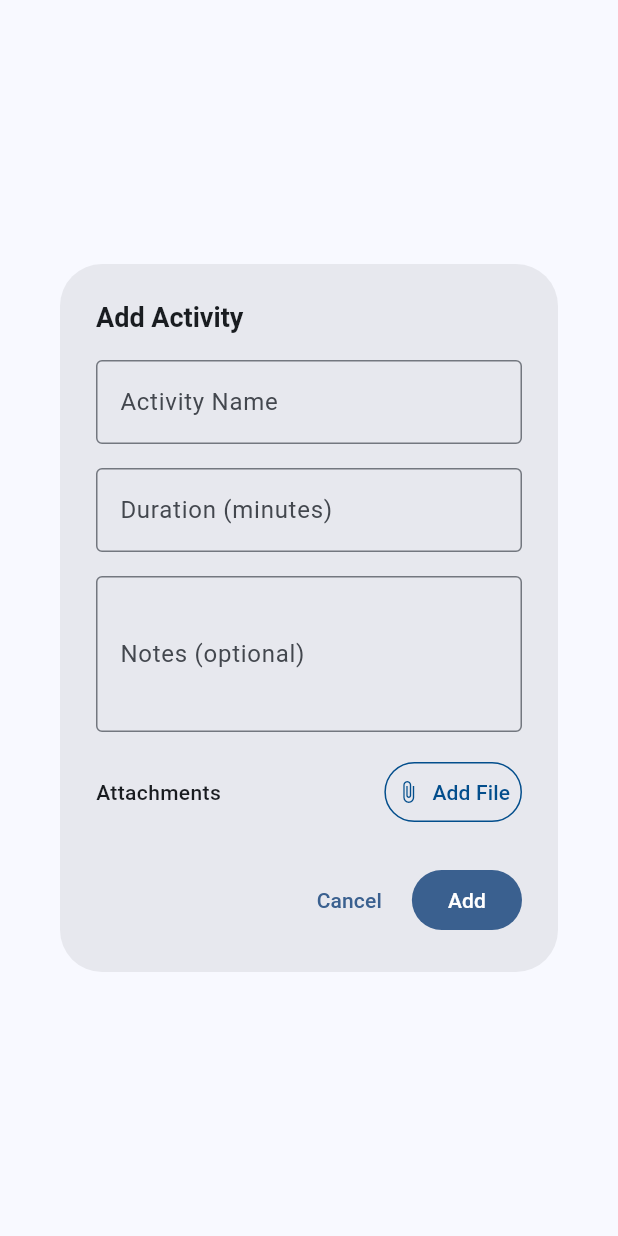
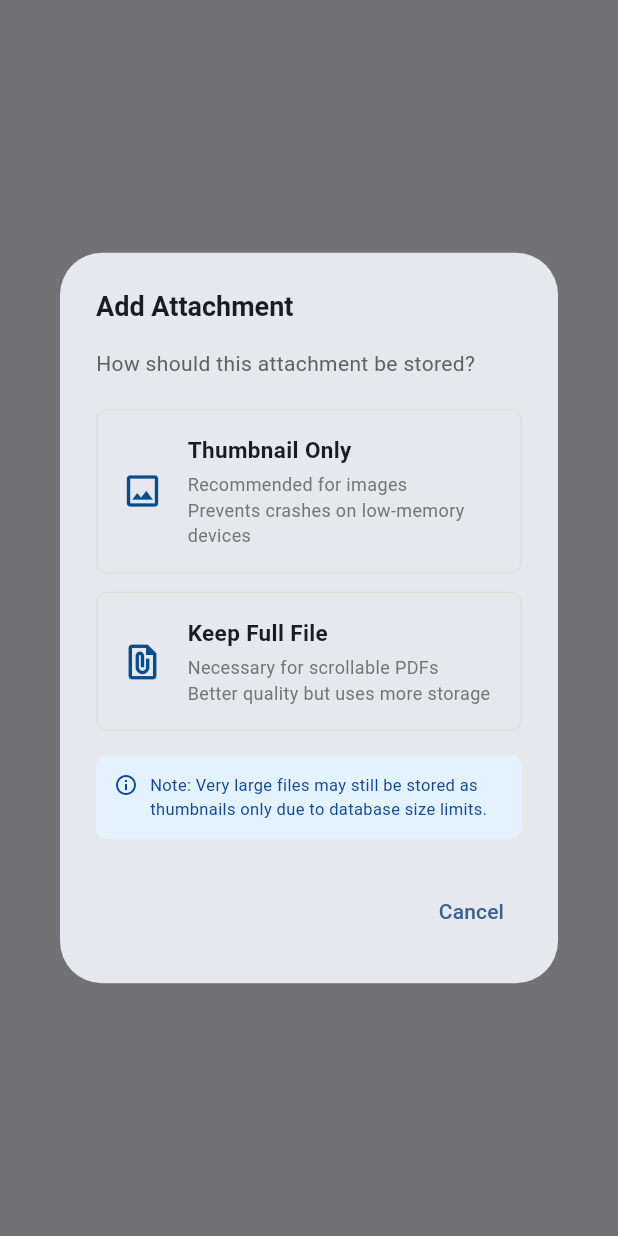
Before and after one commit to AMWen/pandafit, a Flutter app: the _AddActivityDialog widget shown alone on an empty page, opened directly, after a tap on "Add File", on a phone screen of 412 x 824 dp. Run offline on Flutter 3.47's test engine with Material 3 defaults, Android fonts, the phone set to English and light mode, and no system bars; our stand-ins replace audioplayers, file_picker, hive, hive_flutter, introduction_screen, percent_indicator and 5 more; missing offline and left inert: excel, pdfx; accounts and stored records are empty.

Commit message:
attachment options and swipeable attachments

```diff
--- a/lib/data/services/attachment_service.dart
+++ b/lib/data/services/attachment_service.dart
@@ -42,7 +42,8 @@ class AttachmentService {
   // Pick and process a file attachment
   // Returns null if user cancels or error occurs
   // Shows error message to user if file is unsupported
-  static Future<ActivityAttachment?> pickAttachment() async {
+  // keepFullSize: whether to store the full file (default varies by type)
+  static Future<ActivityAttachment?> pickAttachment({bool? keepFullSize}) async {
     try {
       // Pick file with data loading for cloud file support
       FilePickerResult? result = await FilePicker.platform.pickFiles(
@@ -70,18 +71,21 @@ class AttachmentService {
       final mimeType = lookupMimeType(fileName) ?? 'application/octet-stream';
       final originalSize = bytes.length;
 
+      // Determine default for keepFullSize based on file type if not specified
+      bool shouldKeepFullSize = keepFullSize ?? (mimeType == 'application/pdf');
+
       // Generate thumbnail and optionally store full file
       String thumbnailBase64;
       String? fullFileBase64;
 
       if (mimeType.startsWith('image/')) {
         // Process image
-        final result = await _processImage(bytes, originalSize);
+        final result = await _processImage(bytes, originalSize, shouldKeepFullSize);
         thumbnailBase64 = result.thumbnail;
         fullFileBase64 = result.fullFile;
       } else if (mimeType == 'application/pdf') {
         // Process PDF
-        final result = await _processPdf(bytes, originalSize);
+        final result = await _processPdf(bytes, originalSize, shouldKeepFullSize);
         thumbnailBase64 = result.thumbnail;
         fullFileBase64 = result.fullFile;
       } else {
@@ -106,6 +110,7 @@ class AttachmentService {
   static Future<_ProcessedFile> _processImage(
     Uint8List bytes,
     int originalSize,
+    bool keepFullSize,
   ) async {
     // Decode image
     img.Image? image = img.decodeImage(bytes);
@@ -116,9 +121,10 @@ class AttachmentService {
     // Generate and compress thumbnail
     String thumbnailBase64 = _generateThumbnailBase64(image);
 
-    // Store full file based on size
+    // Store full file based on preference and size
     String? fullFileBase64;
 
+    if (keepFullSize) {
       if (originalSize < maxFullFileSizeUncompressed) {
         // Original is < 500KB - store as-is without compression
         fullFileBase64 = base64Encode(bytes);
@@ -130,6 +136,8 @@ class AttachmentService {
         }
         // If compression failed (returned null), fullFileBase64 stays null
       }
+    }
+    // else: keepFullSize is false, so fullFileBase64 stays null (thumbnail only)
 
     return _ProcessedFile(
       thumbnail: thumbnailBase64,
@@ -141,6 +149,7 @@ class AttachmentService {
   static Future<_ProcessedFile> _processPdf(
     Uint8List bytes,
     int originalSize,
+    bool keepFullSize,
   ) async {
     try {
       // Render first page of PDF to image
@@ -166,9 +175,9 @@ class AttachmentService {
       // Generate and compress thumbnail
       String thumbnailBase64 = _generateThumbnailBase64(imgData);
 
-      // Store full PDF if < 1MB (can't compress PDFs further)
+      // Store full PDF if preference is enabled and size permits
       String? fullFileBase64;
-      if (originalSize < maxCompressedFileSize) {
+      if (keepFullSize && originalSize < maxCompressedFileSize) {
         fullFileBase64 = base64Encode(bytes);
       }
 
--- /dev/null
+++ b/lib/data/widgets/attachment_options_dialog.dart
@@ -0,0 +1,130 @@
+import 'package:flutter/material.dart';
+import '../constants.dart';
+
+/// Dialog to choose attachment storage options before adding
+/// Returns true for "Keep Full File", false for "Thumbnail Only", null if canceled
+Future<bool?> showAttachmentOptionsDialog(BuildContext context) {
+  return showDialog<bool>(
+    context: context,
+    builder: (context) => _AttachmentOptionsDialog(),
+  );
+}
+
+class _AttachmentOptionsDialog extends StatelessWidget {
+  const _AttachmentOptionsDialog();
+
+  @override
+  Widget build(BuildContext context) {
+    return AlertDialog(
+      title: Text('Add Attachment', style: TextStyles.dialogTitle),
+      content: Column(
+        mainAxisSize: MainAxisSize.min,
+        crossAxisAlignment: CrossAxisAlignment.start,
+        children: [
+          Text(
+            'How should this attachment be stored?',
+            style: TextStyle(fontSize: 14, color: Colors.grey[700]),
+          ),
+          SizedBox(height: 20),
+          // Thumbnail only option
+          InkWell(
+            onTap: () => Navigator.pop(context, false),
+            borderRadius: BorderRadius.circular(8),
+            child: Container(
+              padding: EdgeInsets.all(16),
+              decoration: BoxDecoration(
+                border: Border.all(color: Colors.grey[300]!),
+                borderRadius: BorderRadius.circular(8),
+              ),
+              child: Row(
+                children: [
+                  Icon(Icons.image_outlined, color: primaryColor, size: 28),
+                  SizedBox(width: 16),
+                  Expanded(
+                    child: Column(
+                      crossAxisAlignment: CrossAxisAlignment.start,
+                      children: [
+                        Text(
+                          'Thumbnail Only',
+                          style: TextStyle(fontWeight: FontWeight.w600, fontSize: 15),
+                        ),
+                        SizedBox(height: 4),
+                        Text(
+                          'Recommended for images\nPrevents crashes on low-memory devices',
+                          style: TextStyle(fontSize: 12, color: Colors.grey[600]),
+                        ),
+                      ],
+                    ),
+                  ),
+                ],
+              ),
+            ),
+          ),
+          SizedBox(height: 12),
+          // Full file option
+          InkWell(
+            onTap: () => Navigator.pop(context, true),
+            borderRadius: BorderRadius.circular(8),
+            child: Container(
+              padding: EdgeInsets.all(16),
+              decoration: BoxDecoration(
+                border: Border.all(color: Colors.grey[300]!),
+                borderRadius: BorderRadius.circular(8),
+              ),
+              child: Row(
+                children: [
+                  Icon(Icons.file_present, color: primaryColor, size: 28),
+                  SizedBox(width: 16),
+                  Expanded(
+                    child: Column(
+                      crossAxisAlignment: CrossAxisAlignment.start,
+                      children: [
+                        Text(
+                          'Keep Full File',
+                          style: TextStyle(fontWeight: FontWeight.w600, fontSize: 15),
+                        ),
+                        SizedBox(height: 4),
+                        Text(
+                          'Necessary for scrollable PDFs\nBetter quality but uses more storage',
+                          style: TextStyle(fontSize: 12, color: Colors.grey[600]),
+                        ),
+                      ],
+                    ),
+                  ),
+                ],
+              ),
+            ),
+          ),
+          SizedBox(height: 16),
+          // Info note about size limits
+          Container(
+            padding: EdgeInsets.all(12),
+            decoration: BoxDecoration(
+              color: Colors.blue[50],
+              borderRadius: BorderRadius.circular(8),
+            ),
+            child: Row(
+              crossAxisAlignment: CrossAxisAlignment.start,
+              children: [
+                Icon(Icons.info_outline, size: 16, color: Colors.blue[900]),
+                SizedBox(width: 8),
+                Expanded(
+                  child: Text(
+                    'Note: Very large files may still be stored as thumbnails only due to database size limits.',
+                    style: TextStyle(fontSize: 11, color: Colors.blue[900]),
+                  ),
+                ),
+              ],
+            ),
+          ),
+        ],
+      ),
+      actions: [
+        TextButton(
+          onPressed: () => Navigator.pop(context),
+          child: Text('Cancel'),
+        ),
+      ],
+    );
+  }
+}
--- a/lib/screens/history_screen.dart
+++ b/lib/screens/history_screen.dart
@@ -18,6 +18,7 @@ import '../data/services/activity_preferences_service.dart';
 import '../data/widgets/panda_streak_widget.dart';
 import '../data/widgets/attachment_viewer.dart';
 import '../data/widgets/exercise_selection_dialog.dart';
+import '../data/widgets/attachment_options_dialog.dart';
 import '../utils/ui_helpers.dart';
 
 class HistoryScreen extends StatefulWidget {
@@ -1497,9 +1498,12 @@ class _WorkoutHistoryDialogState extends State<_WorkoutHistoryDialog> with Singl
                       SizedBox(width: 8),
                       OutlinedButton.icon(
                         onPressed: _isProcessingAttachment ? null : () async {
+                          final keepFullSize = await showAttachmentOptionsDialog(context);
+                          if (keepFullSize == null) return;
+
                           setState(() => _isProcessingAttachment = true);
                           try {
-                            final attachment = await AttachmentService.pickAttachment();
+                            final attachment = await AttachmentService.pickAttachment(keepFullSize: keepFullSize);
                             if (attachment != null && mounted) {
                               final existingAttachments = activity.attachments ?? [];
                               final attachmentsToAdd = AttachmentService.tryAddAttachment(
@@ -2237,9 +2241,12 @@ class _AddActivityDialogState extends State<_AddActivityDialog> {
   }
 
   Future<void> _pickAttachment() async {
+    final keepFullSize = await showAttachmentOptionsDialog(context);
+    if (keepFullSize == null) return;
+
     setState(() => _isProcessingAttachment = true);
     try {
-      final attachment = await AttachmentService.pickAttachment();
+      final attachment = await AttachmentService.pickAttachment(keepFullSize: keepFullSize);
       if (attachment != null && mounted) {
         final attachmentsToAdd = AttachmentService.tryAddAttachment(
           context: context,
--- a/pubspec.yaml
+++ b/pubspec.yaml
@@ -16,7 +16,7 @@ publish_to: 'none' # Remove this line if you wish to publish to pub.dev
 # https://developer.apple.com/library/archive/documentation/General/Reference/InfoPlistKeyReference/Articles/CoreFoundationKeys.html
 # In Windows, build-name is used as the major, minor, and patch parts
 # of the product and file versions while build-number is used as the build suffix.
-version: 1.0.0+20
+version: 1.0.0+21
 
 environment:
   sdk: ^3.7.2
```
Also changed, not shown: lib/data/widgets/activity_card_widget.dart (+28 -2 lines), lib/data/widgets/attachment_viewer.dart (+94 -49 lines), lib/screens/home_screen.dart (+12 -1 lines). Lines whose indentation alone changed are shown as unchanged.
